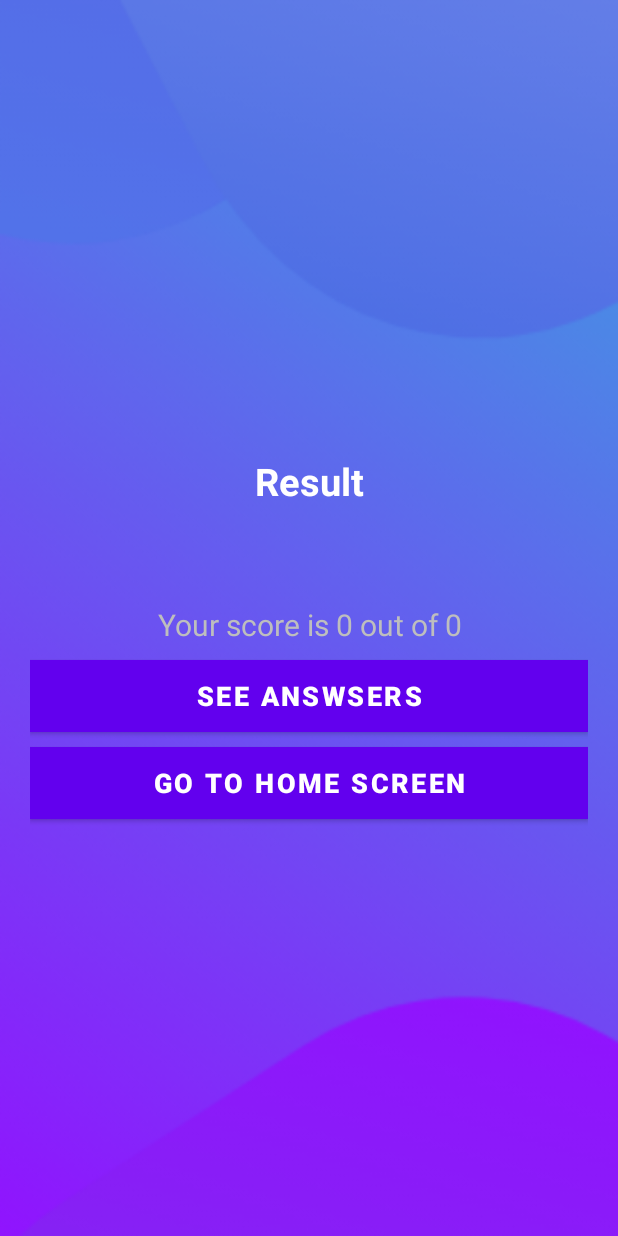
After one commit to Abisayo1/WAECapp, an Android app: the ResultActivity screen opened directly, with no data from a screen before it, on a phone screen of 412 x 824 dp. The commit adds this screen. Run offline under Robolectric (Android 15) with nearby library versions, the phone set to English and light mode, and no system bars.

Commit message:
Waec App

```diff
--- a/app/src/main/AndroidManifest.xml
+++ b/app/src/main/AndroidManifest.xml
@@ -10,7 +10,11 @@
         android:supportsRtl="true"
         android:theme="@style/Theme.MyApplication"
         android:usesCleartextTraffic="true">
-        <activity android:name=".ActivityFragment"></activity>
+        <activity android:name=".Eng2010ObjAns"></activity>
+        <activity
+            android:name=".ResultActivity"
+            android:theme="@style/NoActionBarTheme" />
+        <activity android:name=".ActivityFragment" />
         <activity android:name=".EngObjEssay" />
         <activity android:name=".EngYear" />
         <activity android:name=".Subjects" />
--- a/app/src/main/java/com/example/myapplication/Eng2010Constants.kt
+++ b/app/src/main/java/com/example/myapplication/Eng2010Constants.kt
@@ -4,6 +4,12 @@ import android.provider.Settings.Secure.getString
 import com.example.myapplication.R as R1
 
 object Eng2010Constants {
+
+    const val USER_NAME: String = "user_name"
+    const val TOTAL_QUESTIONS: String = "total_questions"
+    const val CORRECT_ANSWERS: String = "correct_answers"
+    const val mSELECTED: Int = 0
+
     fun getQuestions(): ArrayList<Eng2010Obj> {
 
         val questionsList = ArrayList<Eng2010Obj>()
--- a/app/src/main/java/com/example/myapplication/EngObjEssay.kt
+++ b/app/src/main/java/com/example/myapplication/EngObjEssay.kt
@@ -17,7 +17,7 @@ class EngObjEssay : AppCompatActivity() {
 
         button.setOnClickListener{
               val intent = Intent(this, MainActivity3::class.java)
-               startActivity(intent)
+              startActivity(intent)
             }
         }
 
--- a/app/src/main/java/com/example/myapplication/MainActivity.kt
+++ b/app/src/main/java/com/example/myapplication/MainActivity.kt
@@ -31,7 +31,9 @@ class MainActivity : AppCompatActivity() {
             } else {
 
                 val intent = Intent(this, MainActivity2::class.java)
+                intent.putExtra(Eng2010Constants.USER_NAME, et_name.text.toString())
                 startActivity(intent)
+
             }
         }
     }
--- /dev/null
+++ b/app/src/main/java/com/example/myapplication/ResultActivity.kt
@@ -0,0 +1,29 @@
+package com.example.myapplication
+
+import android.content.Intent
+import androidx.appcompat.app.AppCompatActivity
+import android.os.Bundle
+import android.view.View
+import kotlinx.android.synthetic.main.activity_result.*
+
+class ResultActivity : AppCompatActivity() {
+    override fun onCreate(savedInstanceState: Bundle?) {
+        super.onCreate(savedInstanceState)
+        setContentView(R.layout.activity_result)
+
+        window.decorView.systemUiVisibility = View.SYSTEM_UI_FLAG_FULLSCREEN
+
+        val username = intent.getStringExtra(Eng2010Constants.USER_NAME)
+        userName.text = username
+
+        val totalQuestions = intent.getIntExtra(Eng2010Constants.TOTAL_QUESTIONS, 0)
+        val correctAnswer = intent.getIntExtra(Eng2010Constants.CORRECT_ANSWERS, 0)
+
+        score.text = "Your score is $correctAnswer out of $totalQuestions"
+
+        btn_result2.setOnClickListener{
+            startActivity(Intent(this, MainActivity::class.java))
+            finish()
+    }
+    }
+}
--- a/app/src/main/res/layout/activity_main.xml
+++ b/app/src/main/res/layout/activity_main.xml
@@ -5,6 +5,7 @@
     android:layout_width="match_parent"
     android:layout_height="match_parent"
     android:gravity="center"
+    android:padding="20dp"
     android:background="@drawable/ic_bg"
     android:orientation="vertical"
     tools:context=".MainActivity">
--- /dev/null
+++ b/app/src/main/res/layout/activity_result.xml
@@ -0,0 +1,72 @@
+<?xml version="1.0" encoding="utf-8"?>
+<LinearLayout xmlns:android="http://schemas.android.com/apk/res/android"
+    xmlns:app="http://schemas.android.com/apk/res-auto"
+    xmlns:tools="http://schemas.android.com/tools"
+    android:layout_width="match_parent"
+    android:layout_height="match_parent"
+    android:gravity="center"
+    android:padding="20dp"
+    android:background="@drawable/ic_bg"
+    android:orientation="vertical"
+    tools:context=".ResultActivity">
+
+    <TextView
+        android:id="@+id/result"
+        android:layout_width="match_parent"
+        android:layout_height="wrap_content"
+        android:layout_marginTop="25dp"
+        android:text="Result"
+        android:textColor ="@android:color/white"
+        android:textSize="25sp"
+        android:gravity="center"
+        android:textStyle="bold"
+        />
+
+
+            <TextView
+                android:id="@+id/userName"
+                android:layout_width="wrap_content"
+                android:layout_height="wrap_content"
+                android:layout_marginTop="25dp"
+                android:gravity="center"
+                android:text="Username"
+                android:textColor="@android:color/white"
+                android:textSize="22sp"
+                android:textStyle="bold">
+            </TextView>
+
+            <TextView
+                android:id="@+id/score"
+                android:layout_width="wrap_content"
+                android:layout_height="wrap_content"
+                android:layout_marginTop="10dp"
+                android:gravity="center"
+                android:text="Your score is 9 out of 10"
+                android:textColor="@android:color/secondary_text_dark"
+                android:textSize="20sp">
+            </TextView>
+
+    <Button
+        android:id="@+id/btn_result"
+        android:layout_width="match_parent"
+        android:layout_height="wrap_content"
+        android:layout_marginTop="10dp"
+        android:text = "See Answsers"
+        android:textSize="18sp"
+        android:textStyle="bold"
+        android:background="@android:color/white"/>
+
+    <Button
+        android:id="@+id/btn_result2"
+        android:layout_width="match_parent"
+        android:layout_height="wrap_content"
+        android:layout_marginTop="10dp"
+        android:text = "Go to home screen"
+        android:textSize="18sp"
+        android:textStyle="bold"
+        android:background="@android:color/white"/>
+
+
+
+
+</LinearLayout>
```
Also changed, not shown: app/src/main/java/com/example/myapplication/Eng2010ObjAns.kt (added, +11 -0 lines), app/src/main/java/com/example/myapplication/EngObj2010Activity.kt (+12 -2 lines), app/src/main/res/layout/activity_eng2010_obj_ans.xml (added, +9 -0 lines).
